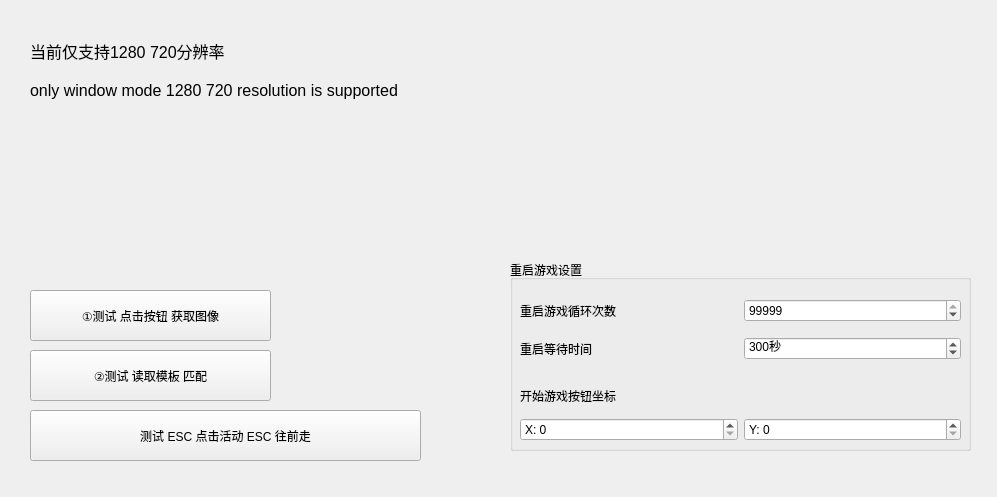
Old version of the form generalpanel.ui in the repository A-SunsetMkt-Forks/wuwaBackendTool.
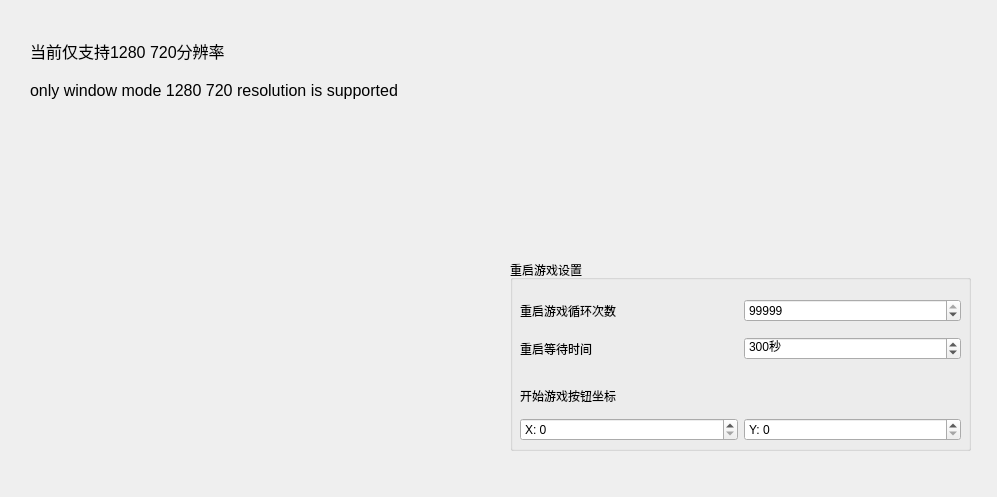
New version of the form.

Commit message: 解决颜色匹配问题

```diff
--- a/generalpanel.ui
+++ b/generalpanel.ui
@@ -49,32 +49,6 @@
     <string>only window mode 1280 720 resolution is supported</string>
    </property>
   </widget>
-  <widget class="QPushButton" name="getGameWin">
-   <property name="geometry">
-    <rect>
-     <x>30</x>
-     <y>290</y>
-     <width>241</width>
-     <height>51</height>
-    </rect>
-   </property>
-   <property name="text">
-    <string>①测试 点击按钮 获取图像</string>
-   </property>
-  </widget>
-  <widget class="QPushButton" name="test1">
-   <property name="geometry">
-    <rect>
-     <x>30</x>
-     <y>410</y>
-     <width>391</width>
-     <height>51</height>
-    </rect>
-   </property>
-   <property name="text">
-    <string>测试 ESC 点击活动 ESC 往前走</string>
-   </property>
-  </widget>
   <widget class="QGroupBox" name="groupBox">
    <property name="geometry">
     <rect>
@@ -203,19 +177,6 @@
     </layout>
    </widget>
   </widget>
-  <widget class="QPushButton" name="testFindPic">
-   <property name="geometry">
-    <rect>
-     <x>30</x>
-     <y>350</y>
-     <width>241</width>
-     <height>51</height>
-    </rect>
-   </property>
-   <property name="text">
-    <string>②测试 读取模板 匹配</string>
-   </property>
-  </widget>
  </widget>
  <resources/>
  <connections/>
```
The commit also changes 15 other files.
